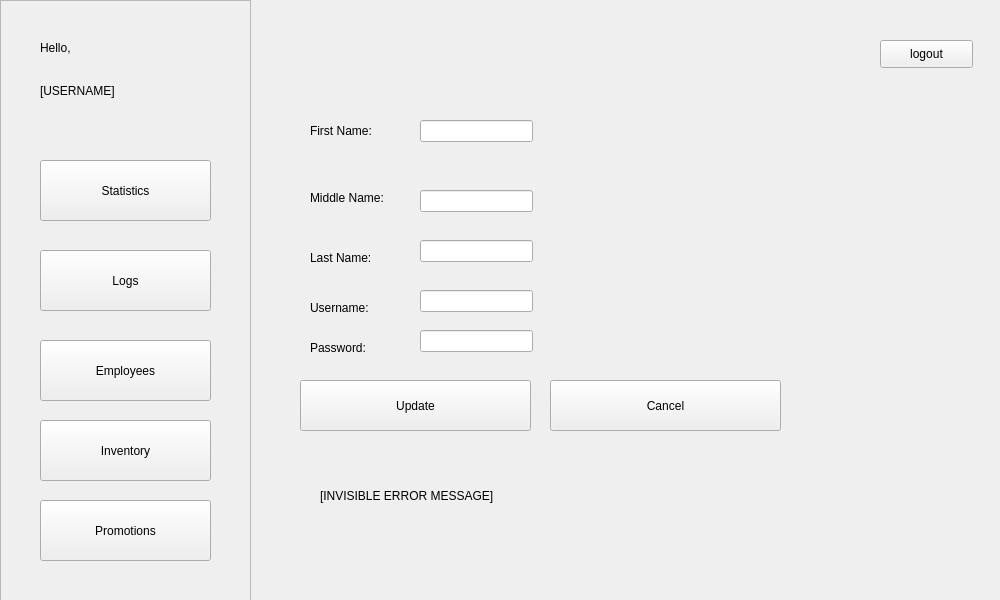
Before: the Qt Designer form POS/UI/EditEmployee.ui in ReiZedlav/CSCC-21.1-Software-Engineering-1, drawn with Qt 5.
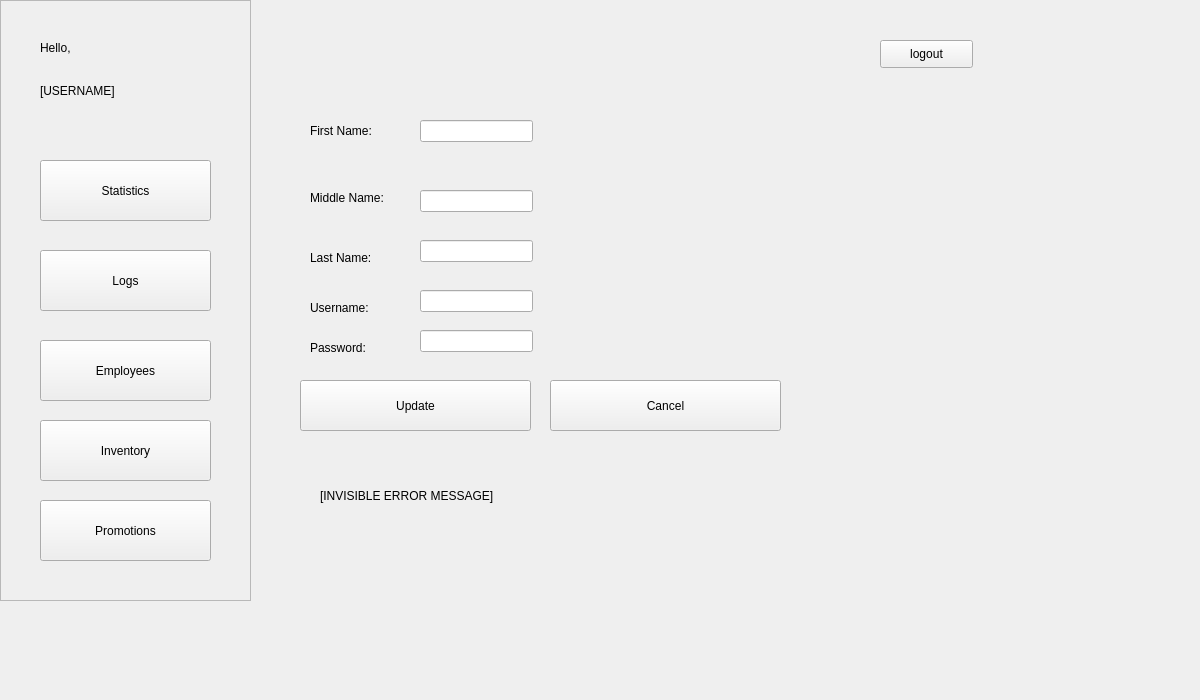
After: the same form once the commit is applied.

```diff
--- a/POS/UI/EditEmployee.ui
+++ b/POS/UI/EditEmployee.ui
@@ -6,8 +6,8 @@
    <rect>
     <x>0</x>
     <y>0</y>
-    <width>1000</width>
-    <height>600</height>
+    <width>1200</width>
+    <height>700</height>
    </rect>
   </property>
   <property name="windowTitle">
```
Left out of the diff: 4 changed lines with no effect on the pictures.
